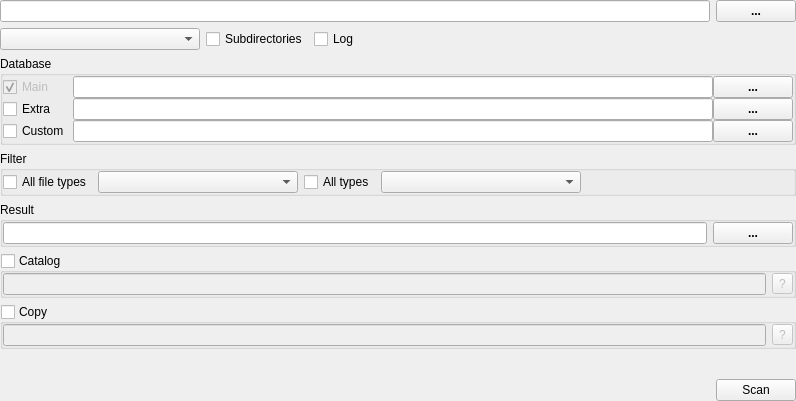
Qt form xscansortwidget.ui (horsicq/XScanEngine) before a commit.
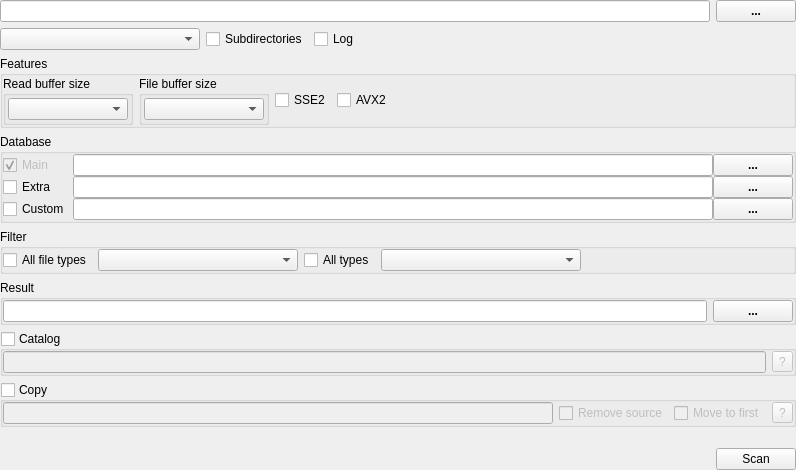
The same form after that commit. Custom widgets are drawn as their Qt base class.

```diff
--- a/xscansortwidget.ui
+++ b/xscansortwidget.ui
@@ -7,7 +7,7 @@
     <x>0</x>
     <y>0</y>
     <width>796</width>
-    <height>401</height>
+    <height>470</height>
    </rect>
   </property>
   <property name="windowTitle">
@@ -84,10 +84,120 @@
        </property>
       </spacer>
      </item>
+   </layout>
+  </item>
+  <item>
+   <widget class="QGroupBox" name="groupBoxFeatures">
+    <property name="title">
+     <string>Features</string>
+    </property>
+    <layout class="QHBoxLayout" name="horizontalLayoutFeatures">
+     <property name="leftMargin">
+      <number>0</number>
+     </property>
+     <property name="topMargin">
+      <number>0</number>
+     </property>
+     <property name="rightMargin">
+      <number>0</number>
+     </property>
+     <property name="bottomMargin">
+      <number>0</number>
+     </property>
+     <item>
+      <widget class="QGroupBox" name="groupBoxReadBufferSize">
+       <property name="title">
+        <string>Read buffer size</string>
+       </property>
+       <layout class="QVBoxLayout" name="verticalLayoutReadBufferSize">
+        <property name="leftMargin">
+         <number>2</number>
+        </property>
+        <property name="topMargin">
+         <number>2</number>
+        </property>
+        <property name="rightMargin">
+         <number>2</number>
+        </property>
+        <property name="bottomMargin">
+         <number>2</number>
+        </property>
+        <item>
+         <widget class="QComboBox" name="comboBoxReadBufferSize">
+          <property name="minimumSize">
+           <size>
+            <width>120</width>
+            <height>0</height>
+           </size>
+          </property>
+         </widget>
+        </item>
+       </layout>
+      </widget>
+     </item>
+     <item>
+      <widget class="QGroupBox" name="groupBoxFileBufferSize">
+       <property name="title">
+        <string>File buffer size</string>
+       </property>
+       <layout class="QVBoxLayout" name="verticalLayoutFileBufferSize">
+        <property name="leftMargin">
+         <number>2</number>
+        </property>
+        <property name="topMargin">
+         <number>2</number>
+        </property>
+        <property name="rightMargin">
+         <number>2</number>
+        </property>
+        <property name="bottomMargin">
+         <number>2</number>
+        </property>
+        <item>
+         <widget class="QComboBox" name="comboBoxFileBufferSize">
+          <property name="minimumSize">
+           <size>
+            <width>120</width>
+            <height>0</height>
+           </size>
+          </property>
+         </widget>
+        </item>
+       </layout>
+      </widget>
+     </item>
+     <item>
+      <widget class="QCheckBox" name="checkBoxSSE2">
+       <property name="text">
+        <string notr="true">SSE2</string>
+       </property>
+      </widget>
+     </item>
+     <item>
+      <widget class="QCheckBox" name="checkBoxAVX2">
+       <property name="text">
+        <string notr="true">AVX2</string>
+       </property>
+      </widget>
+     </item>
+     <item>
+      <spacer name="horizontalSpacerFeatures">
+       <property name="orientation">
+        <enum>Qt::Horizontal</enum>
+       </property>
+       <property name="sizeHint" stdset="0">
+        <size>
+         <width>40</width>
+         <height>20</height>
+        </size>
+       </property>
+      </spacer>
+     </item>
     </layout>
-   </item>
-   <item>
-    <widget class="QGroupBox" name="groupBoxDatabases">
+   </widget>
+  </item>
+  <item>
+   <widget class="QGroupBox" name="groupBoxDatabases">
      <property name="sizePolicy">
       <sizepolicy hsizetype="Preferred" vsizetype="Expanding">
        <horstretch>0</horstretch>
@@ -386,6 +496,20 @@
       <item>
        <widget class="QLineEdit" name="lineEditCopyFormat"/>
       </item>
+      <item>
+       <widget class="QCheckBox" name="checkBoxCopyRemove">
+        <property name="text">
+         <string>Remove source</string>
+        </property>
+       </widget>
+      </item>
+      <item>
+       <widget class="QCheckBox" name="checkBoxCopyMoveToFirst">
+        <property name="text">
+         <string>Move to first</string>
+        </property>
+       </widget>
+      </item>
       <item>
        <widget class="QToolButton" name="toolButtonCopyInfo">
         <property name="text">
```
